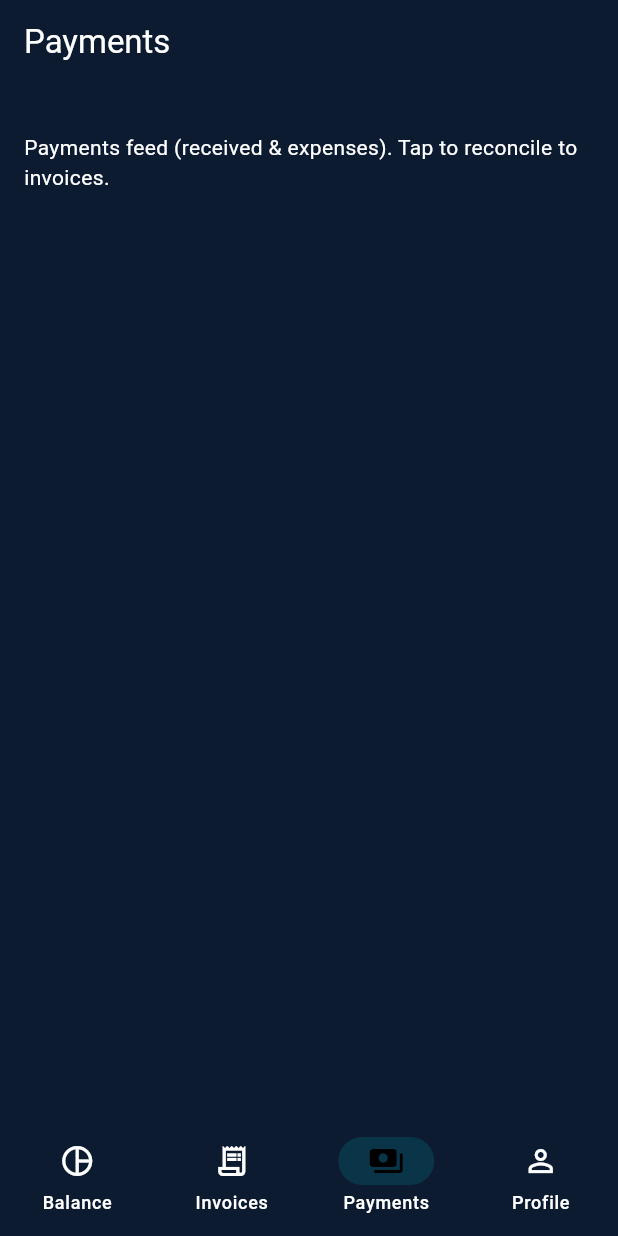
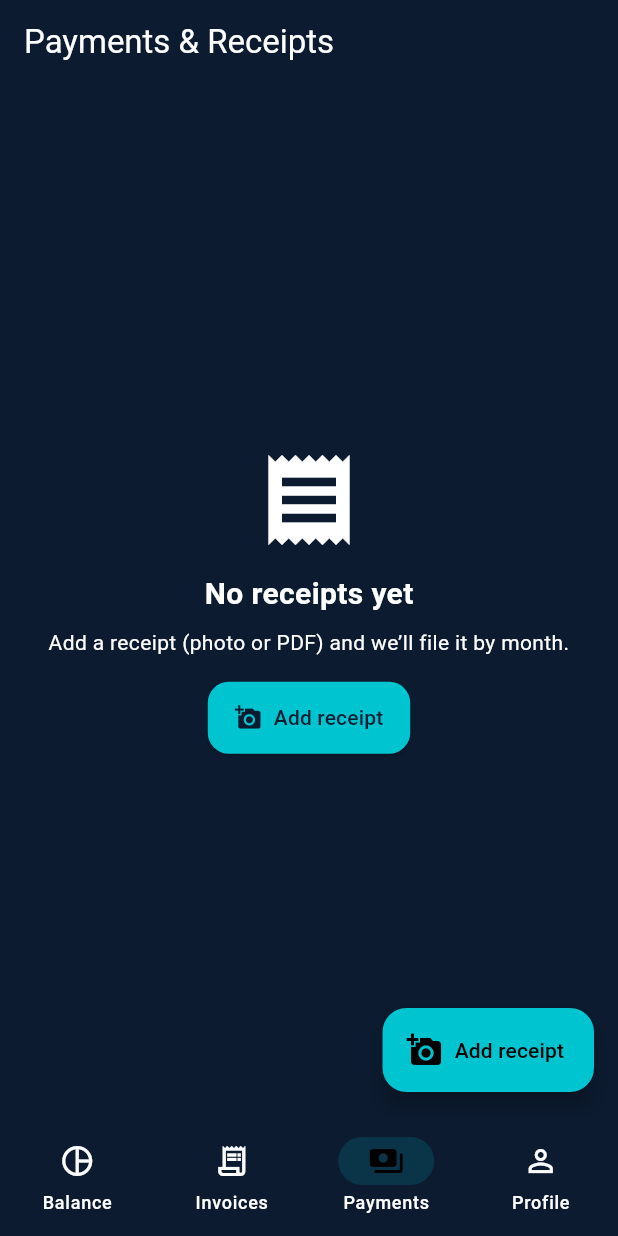
Before and after one commit to Ogoldwait91/Foreman, a Flutter app: the screen it shows after launch, item 3 of the bottom bar chosen, on a phone screen of 412 x 824 dp. Run offline on Flutter 3.47's test engine with Material 3 defaults, Android fonts, the phone set to English and light mode, and no system bars; our stand-ins replace file_picker, open_filex, pdf, printing.

Commit message:
feat(receipts): add receipt capture with monthly archive and viewer

```diff
--- a/apps/mobile/lib/src/data/app_store.dart
+++ b/apps/mobile/lib/src/data/app_store.dart
@@ -3,6 +3,7 @@ import "../models/client.dart";
 import "../models/invoice.dart";
 import "../models/invoice_item.dart";
 import "../models/settings.dart";
+import "../models/receipt.dart";
 import "../utils/utils.dart";
 
 class AppStore extends ChangeNotifier {
@@ -12,6 +13,7 @@ class AppStore extends ChangeNotifier {
 
   final List<Client> clients = [];
   final List<Invoice> invoices = [];
+  final List<Receipt> receipts = [];
   Settings settings = const Settings();
 
   void seedIfEmpty() {
@@ -34,95 +36,70 @@ class AppStore extends ChangeNotifier {
     }
   }
 
+  // —— invoices (unchanged bits omitted for brevity) ——
   void addDraftInvoice({
-    required String clientName,
-    required String itemDesc,
-    required int qty,
-    required double unitPrice,
-    required bool vatApplicable,
+    required String clientName, required String itemDesc, required int qty, required double unitPrice, required bool vatApplicable,
   }) {
     Client client;
     final idx = clients.indexWhere((c) => c.name.trim().toLowerCase() == clientName.trim().toLowerCase());
-    if (idx >= 0) {
-      client = clients[idx];
-    } else {
-      client = Client(id: quickId("client"), name: clientName);
-      clients.add(client);
-    }
+    client = idx >= 0 ? clients[idx] : (clients..add(Client(id: quickId("client"), name: clientName))).last;
 
     final inv = Invoice(
       id: quickId("inv"),
       clientId: client.id,
       issueDate: DateTime.now(),
-      items: [
-        InvoiceItem(description: itemDesc, quantity: qty, unitPrice: unitPrice, vatApplicable: vatApplicable),
-      ],
+      items: [ InvoiceItem(description: itemDesc, quantity: qty, unitPrice: unitPrice, vatApplicable: vatApplicable) ],
       status: InvoiceStatus.draft,
       vatRate: settings.vatRate,
     );
-
     invoices.add(inv);
     notifyListeners();
   }
 
   void setInvoicePdfPath(String invoiceId, String path) {
     final i = invoices.indexWhere((x) => x.id == invoiceId);
-    if (i >= 0) {
-      invoices[i] = invoices[i].copyWith(pdfPath: path);
-      notifyListeners();
-    }
+    if (i >= 0) { invoices[i] = invoices[i].copyWith(pdfPath: path); notifyListeners(); }
+  }
+  void markInvoiceSent(String invoiceId) { final i = invoices.indexWhere((x) => x.id == invoiceId); if (i >= 0) { invoices[i] = invoices[i].copyWithStatus(InvoiceStatus.sent); notifyListeners(); } }
+  void markInvoicePaid(String invoiceId) { final i = invoices.indexWhere((x) => x.id == invoiceId); if (i >= 0) { invoices[i] = invoices[i].copyWithStatus(InvoiceStatus.paid); notifyListeners(); } }
+
+  // —— receipts ——
+  void addReceipt({required String path, required DateTime when, double? amount, String? note, String? jobId}) {
+    receipts.add(Receipt(
+      id: quickId("rcpt"),
+      path: path,
+      date: when,
+      amount: amount,
+      note: note,
+      jobId: jobId,
+    ));
+    notifyListeners();
   }
 
-  void markInvoiceSent(String invoiceId) {
-    final i = invoices.indexWhere((x) => x.id == invoiceId);
-    if (i >= 0) {
-      invoices[i] = invoices[i].copyWithStatus(InvoiceStatus.sent);
-      notifyListeners();
-    }
-  }
-
-  void markInvoicePaid(String invoiceId) {
-    final i = invoices.indexWhere((x) => x.id == invoiceId);
-    if (i >= 0) {
-      invoices[i] = invoices[i].copyWithStatus(InvoiceStatus.paid);
-      notifyListeners();
-    }
-  }
-
-  // —— Balance engine (MVP) ——
+  // —— balance engine (MVP) ——
   double get monthlyGrossPaid {
     final now = DateTime.now();
     bool isThisMonth(DateTime d) => d.year == now.year && d.month == now.month;
     double sum = 0.0;
     for (final inv in invoices) {
-      if (inv.status == InvoiceStatus.paid && isThisMonth(inv.issueDate)) {
-        sum += inv.total;
-      }
+      if (inv.status == InvoiceStatus.paid && isThisMonth(inv.issueDate)) sum += inv.total;
     }
     return sum;
   }
-
   double get monthlyVatOwed {
     final now = DateTime.now();
     bool isThisMonth(DateTime d) => d.year == now.year && d.month == now.month;
     double sum = 0.0;
     for (final inv in invoices) {
-      if (inv.status == InvoiceStatus.paid && isThisMonth(inv.issueDate)) {
-        sum += inv.vat;
-      }
+      if (inv.status == InvoiceStatus.paid && isThisMonth(inv.issueDate)) sum += inv.vat;
     }
     return sum;
   }
-
   double get monthlyTaxReserve => monthlyGrossPaid * settings.taxReserveRate;
   double get monthlyYours => monthlyGrossPaid - monthlyVatOwed - monthlyTaxReserve;
 
   void updateSettings({double? vatRate, double? taxReserveRate}) {
-    settings = settings.copyWith(
-      vatRate: vatRate,
-      taxReserveRate: taxReserveRate,
-    );
-    // Apply new VAT to draft/sent invoices so future totals reflect the setting.
+    settings = settings.copyWith(vatRate: vatRate, taxReserveRate: taxReserveRate);
     for (var i = 0; i < invoices.length; i++) {
       final inv = invoices[i];
       if (inv.status == InvoiceStatus.draft || inv.status == InvoiceStatus.sent) {
--- /dev/null
+++ b/apps/mobile/lib/src/models/receipt.dart
@@ -0,0 +1,17 @@
+class Receipt {
+  final String id;
+  final String path;       // absolute file path
+  final DateTime date;     // when incurred/saved
+  final double? amount;    // optional amount for quick tally
+  final String? note;      // optional description
+  final String? jobId;     // optional future linkage
+
+  const Receipt({
+    required this.id,
+    required this.path,
+    required this.date,
+    this.amount,
+    this.note,
+    this.jobId,
+  });
+}
--- a/apps/mobile/lib/src/screens/payments_screen.dart
+++ b/apps/mobile/lib/src/screens/payments_screen.dart
@@ -1,33 +1,115 @@
+import "dart:io";
 import "package:flutter/material.dart";
+import "package:file_picker/file_picker.dart";
+import "package:open_filex/open_filex.dart";
 import "../theme.dart";
+import "../data/app_store.dart";
+import "../services/storage_service.dart";
 
 class PaymentsScreen extends StatelessWidget {
   const PaymentsScreen({super.key});
+
+  Future<void> _addReceipt(BuildContext context) async {
+    final result = await FilePicker.platform.pickFiles(
+      type: FileType.custom,
+      allowedExtensions: ["jpg", "jpeg", "png", "pdf"],
+      withReadStream: false,
+    );
+    if (result == null || result.files.isEmpty) return;
+
+    final file = File(result.files.single.path!);
+    final now = DateTime.now();
+    final fileName = "receipt_${now.millisecondsSinceEpoch}";
+    final savedPath = await StorageService.copyReceiptFile(file, when: now, fileName: fileName);
+
+    // Optional quick meta via dialog: amount + note
+    double? amount;
+    String? note;
+    await showDialog(
+      context: context,
+      builder: (ctx) {
+        final amtCtrl = TextEditingController();
+        final noteCtrl = TextEditingController();
+        return AlertDialog(
+          title: const Text("Receipt details"),
+          content: Column(
+            mainAxisSize: MainAxisSize.min,
+            children: [
+              TextField(controller: amtCtrl, keyboardType: TextInputType.number, decoration: const InputDecoration(labelText: "Amount (£)")),
+              const SizedBox(height: 8),
+              TextField(controller: noteCtrl, decoration: const InputDecoration(labelText: "Note (optional)")),
+            ],
+          ),
+          actions: [
+            TextButton(onPressed: () => Navigator.pop(ctx), child: const Text("Skip")),
+            ElevatedButton(onPressed: () {
+              amount = double.tryParse(amtCtrl.text.trim());
+              note = noteCtrl.text.trim().isEmpty ? null : noteCtrl.text.trim();
+              Navigator.pop(ctx);
+            }, child: const Text("Save")),
+          ],
+        );
+      },
+    );
+
+    AppStore().addReceipt(path: savedPath, when: now, amount: amount, note: note);
+    // ignore: use_build_context_synchronously
+    ScaffoldMessenger.of(context).showSnackBar(SnackBar(content: Text("Saved receipt to $savedPath")));
+  }
+
   @override
   Widget build(BuildContext context) {
+    final store = AppStore();
+    final receipts = store.receipts;
+
     return Scaffold(
       backgroundColor: ForemanColors.navy,
       appBar: AppBar(
-        title: const Text("Payments"),
+        title: const Text("Payments & Receipts"),
         backgroundColor: Colors.transparent,
         surfaceTintColor: Colors.transparent,
       ),
-      body: ListView(
-        children: const [
-          SizedBox(height: 16),
-          _Hint("Payments feed (received & expenses). Tap to reconcile to invoices."),
-        ],
+      body: receipts.isEmpty
+          ? Center(
+              child: Padding(
+                padding: const EdgeInsets.all(24),
+                child: Column(
+                  mainAxisAlignment: MainAxisAlignment.center,
+                  children: [
+                    const Icon(Icons.receipt, size: 72, color: ForemanColors.white),
+                    const SizedBox(height: 12),
+                    const Text("No receipts yet", style: TextStyle(color: ForemanColors.white, fontSize: 20, fontWeight: FontWeight.w700)),
+                    const SizedBox(height: 8),
+                    const Text("Add a receipt (photo or PDF) and we’ll file it by month.", textAlign: TextAlign.center, style: TextStyle(color: ForemanColors.white)),
+                    const SizedBox(height: 16),
+                    ElevatedButton.icon(onPressed: () => _addReceipt(context), icon: const Icon(Icons.add_a_photo), label: const Text("Add receipt")),
+                  ],
+                ),
+              ),
+            )
+          : ListView.builder(
+              itemCount: receipts.length,
+              itemBuilder: (_, i) {
+                final r = receipts[i];
+                final date = "${r.date.year}-${r.date.month.toString().padLeft(2,"0")}-${r.date.day.toString().padLeft(2,"0")}";
+                return Card(
+                  child: ListTile(
+                    leading: const Icon(Icons.receipt_long),
+                    title: Text(r.note ?? r.path.split("/").last),
+                    subtitle: Text("${r.amount != null ? "£${r.amount!.toStringAsFixed(2)}  •  " : ""}$date"),
+                    trailing: IconButton(
+                      icon: const Icon(Icons.open_in_new),
+                      onPressed: () => OpenFilex.open(r.path),
+                    ),
+                  ),
+                );
+              },
+            ),
+      floatingActionButton: FloatingActionButton.extended(
+        onPressed: () => _addReceipt(context),
+        label: const Text("Add receipt"),
+        icon: const Icon(Icons.add_a_photo),
       ),
     );
   }
 }
-
-class _Hint extends StatelessWidget {
-  final String text;
-  const _Hint(this.text); // ← removed {super.key}
-  @override
-  Widget build(BuildContext context) => Padding(
-    padding: const EdgeInsets.all(16),
-    child: Text(text, style: const TextStyle(color: ForemanColors.white)),
-  );
-}
--- a/apps/mobile/lib/src/services/storage_service.dart
+++ b/apps/mobile/lib/src/services/storage_service.dart
@@ -13,9 +13,25 @@ class StorageService {
     if (!await dir.exists()) {
       await dir.create(recursive: true);
     }
-
     final file = File("${dir.path}/$fileName.pdf");
     await file.writeAsBytes(bytes, flush: true);
     return file.path;
   }
+
+  /// Copies a file to Documents/Foreman/archive/YYYY/MM/receipts/{fileName}
+  static Future<String> copyReceiptFile(File source, {required DateTime when, required String fileName}) async {
+    final docs = await getApplicationDocumentsDirectory();
+    final yyyy = when.year.toString().padLeft(4, "0");
+    final mm = when.month.toString().padLeft(2, "0");
+
+    final dir = Directory("${docs.path}/Foreman/archive/$yyyy/$mm/receipts");
+    if (!await dir.exists()) {
+      await dir.create(recursive: true);
+    }
+
+    final ext = source.path.split(".").last;
+    final dest = File("${dir.path}/$fileName.$ext");
+    await source.copy(dest.path);
+    return dest.path;
+  }
 }
--- a/apps/mobile/pubspec.yaml
+++ b/apps/mobile/pubspec.yaml
@@ -39,6 +39,7 @@ dependencies:
   intl: ^0.20.2
   path_provider: ^2.1.5
   open_filex: ^4.7.0
+  file_picker: ^10.3.3
 
 dev_dependencies:
   flutter_test:
```
Also changed, not shown: 1 other file.
